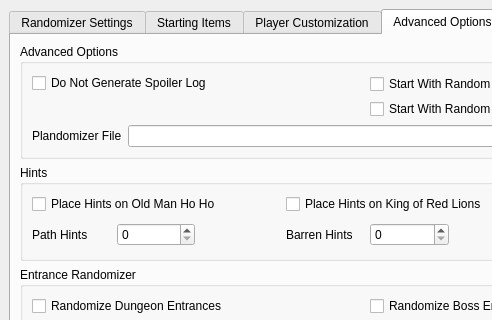
SuperDude88/TWWHD-Randomizer, file gui/mainwindow.ui: the form before one commit; both pictures show x 0 to 492 and y 0 to 320 of the 1072 by 764 pixel window.
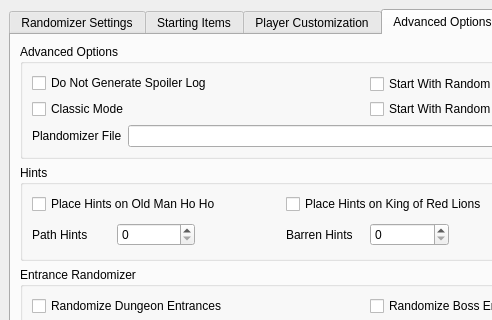
The form after the commit.

Commit message:
Classic Mode
Add an option to revert some SD -> HD changes. Will be expanded in the future, currently just getting the minimum working.

Diff of the .ui file:
```diff
--- a/gui/mainwindow.ui
+++ b/gui/mainwindow.ui
@@ -1342,6 +1342,13 @@
                    </property>
                   </widget>
                  </item>
+                 <item row="1" column="0">
+                  <widget class="QCheckBox" name="classic_mode">
+                   <property name="text">
+                    <string>Classic Mode</string>
+                   </property>
+                  </widget>
+                 </item>
                 </layout>
                </item>
                <item>
```
The commit also changes 13 other files.
